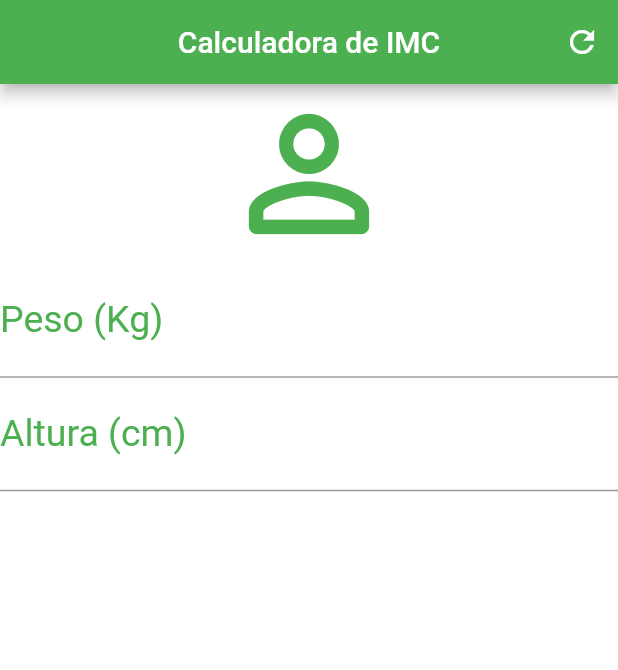
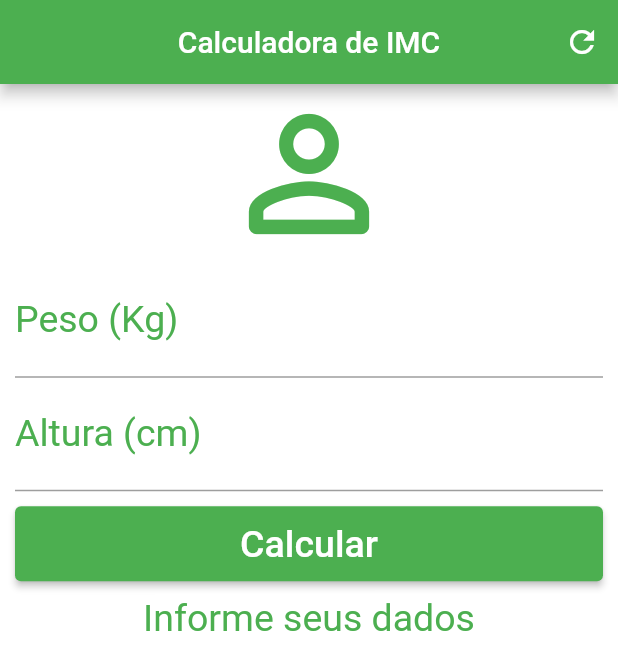
Before and after one commit to gsutavo-f/imc_calculator, a Flutter app: the screen it shows after launch, on a phone screen of 412 x 824 dp. Shown: the top 670 px of the screen. Run offline on Flutter 3.47's test engine with Material 2 defaults, Android fonts, the phone set to English and light mode, and no system bars.

Commit message:
finished imc calculator

```diff
--- a/lib/main.dart
+++ b/lib/main.dart
@@ -1,3 +1,4 @@
+// ignore_for_file: prefer_const_constructors
 import 'package:flutter/material.dart';
 
 void main() {
@@ -14,6 +15,41 @@ class Home extends StatefulWidget {
 }
 
 class _HomeState extends State<Home> {
+  TextEditingController weightController = TextEditingController();
+  TextEditingController heightController = TextEditingController();
+  GlobalKey<FormState> _formKey = GlobalKey<FormState>();
+  String _infoText = "Informe seus dados";
+
+  void _resetFields() {
+    weightController.text = "";
+    heightController.text = "";
+    setState(() {
+      _infoText = "Informe seus dados";
+      _formKey = GlobalKey<FormState>();
+    });
+  }
+
+  void _calculate() {
+    setState(() {
+      double weight = double.parse(weightController.text);
+      double height = double.parse(heightController.text) / 100;
+      double imc = weight / (height * height);
+      if (imc < 18.6) {
+        _infoText = "Abaixo do peso (${imc.toStringAsPrecision(4)})";
+      } else if (imc >= 18.6 && imc < 24.9) {
+        _infoText = "Peso ideal (${imc.toStringAsPrecision(4)})";
+      } else if (imc >= 24.9 && imc < 29.9) {
+        _infoText = "Levemente acima do peso (${imc.toStringAsPrecision(4)})";
+      } else if (imc >= 29.9 && imc < 34.9) {
+        _infoText = "Obesidade Grau I (${imc.toStringAsPrecision(4)})";
+      } else if (imc >= 34.9 && imc < 39.9) {
+        _infoText = "Obesidade Grau II (${imc.toStringAsPrecision(4)})";
+      } else if (imc >= 40) {
+        _infoText = "Obesidade Grau III (${imc.toStringAsPrecision(4)})";
+      }
+    });
+  }
+
   @override
   Widget build(BuildContext context) {
     return Scaffold(
@@ -23,21 +59,25 @@ class _HomeState extends State<Home> {
         backgroundColor: Colors.green,
         actions: <Widget>[
           IconButton(
-            onPressed: () {},
+            onPressed: _resetFields,
             icon: const Icon(Icons.refresh),
           ),
         ],
       ),
       backgroundColor: Colors.white,
-      body: Column(
+      body: SingleChildScrollView(
+        padding: EdgeInsets.symmetric(horizontal: 10.0, vertical: 0.0),
+        child: Form(
+          key: _formKey,
+          child: Column(
             crossAxisAlignment: CrossAxisAlignment.stretch,
-        children: <Widget>[
+            children: [
               Icon(
                 Icons.person_outline_rounded,
                 size: 120.0,
                 color: Colors.green,
               ),
-          TextField(
+              TextFormField(
                 keyboardType: TextInputType.number,
                 decoration: InputDecoration(
                   labelText: "Peso (Kg)",
@@ -48,8 +88,14 @@ class _HomeState extends State<Home> {
                   color: Colors.green,
                   fontSize: 25.0,
                 ),
+                controller: weightController,
+                validator: (value) {
+                  if(value!.isEmpty) {
+                    return "Insira seu peso!";
+                  }
+                },
               ),
-          TextField(
+              TextFormField(
                 keyboardType: TextInputType.number,
                 decoration: InputDecoration(
                   labelText: "Altura (cm)",
@@ -60,8 +106,45 @@ class _HomeState extends State<Home> {
                   color: Colors.green,
                   fontSize: 25.0,
                 ),
+                controller: heightController,
+                validator: (value) {
+                  if(value!.isEmpty) {
+                    return "Insira sua altura!";
+                  }
+                },
+              ),
+              Padding(
+                padding: const EdgeInsets.symmetric(vertical: 10.0),
+                child: Container(
+                  height: 50.0,
+                  child: ElevatedButton(
+                    onPressed: () {
+                      if(_formKey.currentState!.validate()) {
+                        _calculate();
+                      }
+                    },
+                    child: Text(
+                      "Calcular",
+                      style: TextStyle(
+                        color: Colors.white,
+                        fontSize: 25.0,
+                      ),
+                    ),
+                    style: ElevatedButton.styleFrom(primary: Colors.green),
+                  ),
+                ),
+              ),
+              Text(
+                _infoText,
+                textAlign: TextAlign.center,
+                style: TextStyle(
+                  color: Colors.green,
+                  fontSize: 25.0,
+                ),
               ),
             ],
+          ),
+        ),
       ),
     );
   }
```
Lines whose indentation alone changed are shown as unchanged.
